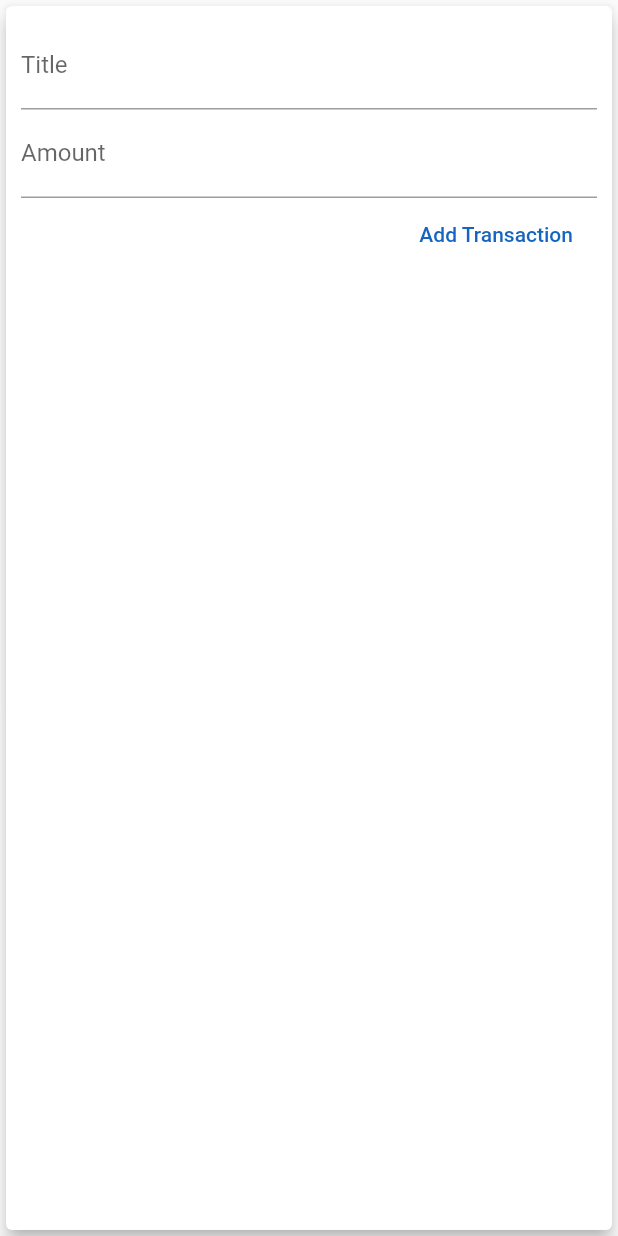
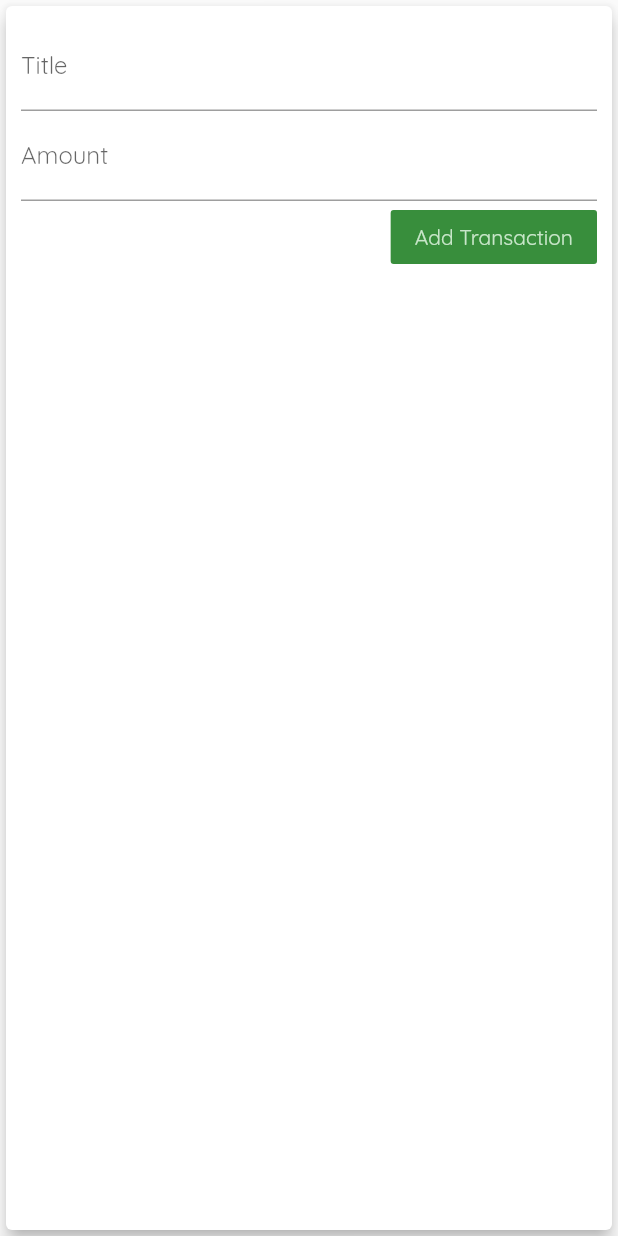
Before and after one commit to MatthewKaplan/weekly-expense-tracker, a Flutter app: the NewTransaction widget shown alone on an empty page, opened directly with empty values, after a tap on "Add Transaction", on a phone screen of 412 x 824 dp. Run offline on Flutter 3.47's test engine with Material 2 defaults, Android fonts, the phone set to English and light mode, and no system bars.

Commit message:
Modal pop-up for users to enter new transactions

```diff
--- a/lib/widgets/new_transaction.dart
+++ b/lib/widgets/new_transaction.dart
@@ -1,11 +1,17 @@
 import 'package:flutter/material.dart';
 
-class NewTransaction extends StatelessWidget {
+class NewTransaction extends StatefulWidget {
   final Function addTransaction;
+
+  NewTransaction(this.addTransaction);
+
+  @override
+  _NewTransactionState createState() => _NewTransactionState();
+}
+
+class _NewTransactionState extends State<NewTransaction> {
   String titleInput;
   String amountInput;
-
-  NewTransaction(this.addTransaction);
 
   void submitData() {
     final enteredAmount = double.parse(amountInput);
@@ -14,7 +20,9 @@ class NewTransaction extends StatelessWidget {
       return;
     }
 
-    addTransaction(titleInput, enteredAmount);
+    widget.addTransaction(titleInput, enteredAmount);
+
+    Navigator.of(context).pop();
   }
 
   @override
@@ -38,8 +46,11 @@ class NewTransaction extends StatelessWidget {
               onSubmitted: (_) => submitData(),
             ),
             FlatButton(
-              child: Text('Add Transaction'),
-              textColor: Colors.blue[800],
+              child: Text('Add Transaction',
+                  style: TextStyle(
+                    color: Theme.of(context).primaryColorLight,
+                  )),
+              color: Theme.of(context).primaryColorDark,
               onPressed: submitData,
             )
           ],
```
Also changed, not shown: lib/main.dart (+60 -6 lines), lib/widgets/transaction_list.dart (+19 -6 lines), lib/widgets/user_transaction.dart (deleted, +0 -46 lines).
